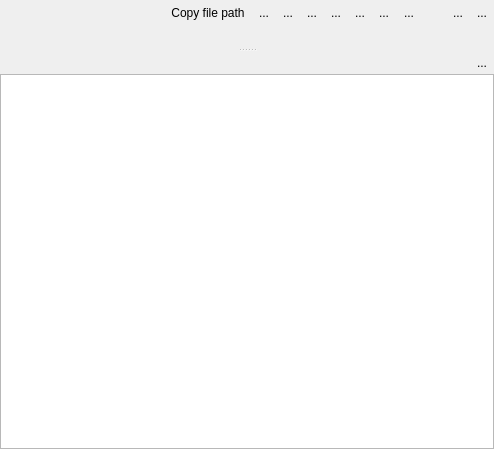
Above: Viewer/ecflowUI/src/OutputItemWidget.ui from ecmwf/ecflow before the change. Below: the same form after it.
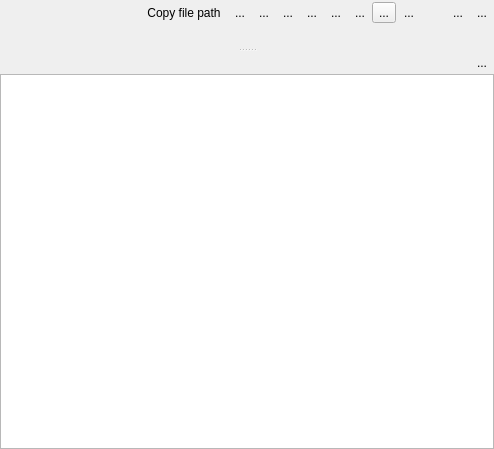
That is the form after the change. Icons and pictures are not drawn. Custom widgets are drawn as their Qt base class.

Commit message: ecFlowUI: optionally show line numbers in the output tab  ECFLOW-1534

Diff of the .ui file:
```diff
--- a/Viewer/ecflowUI/src/OutputItemWidget.ui
+++ b/Viewer/ecflowUI/src/OutputItemWidget.ui
@@ -43,7 +43,7 @@
         <widget class="MessageLabel" name="messageLabel_" native="true"/>
        </item>
        <item>
-        <layout class="QHBoxLayout" name="horizontalLayout" stretch="1,0,0,0,0,0,0,0,0,0,0,0,0,0">
+        <layout class="QHBoxLayout" name="horizontalLayout" stretch="1,0,0,0,0,0,0,0,0,0,0,0,0,0,0">
          <property name="spacing">
           <number>0</number>
          </property>
@@ -191,6 +191,19 @@
            </property>
           </widget>
          </item>
+         <item>
+          <widget class="QToolButton" name="lineNumberTb_">
+           <property name="toolTip">
+            <string>Show line number</string>
+           </property>
+           <property name="text">
+            <string>...</string>
+           </property>
+           <property name="checkable">
+            <bool>true</bool>
+           </property>
+          </widget>
+         </item>
          <item>
           <spacer name="horizontalSpacer">
            <property name="orientation">
```
The commit also changes 6 other files.
